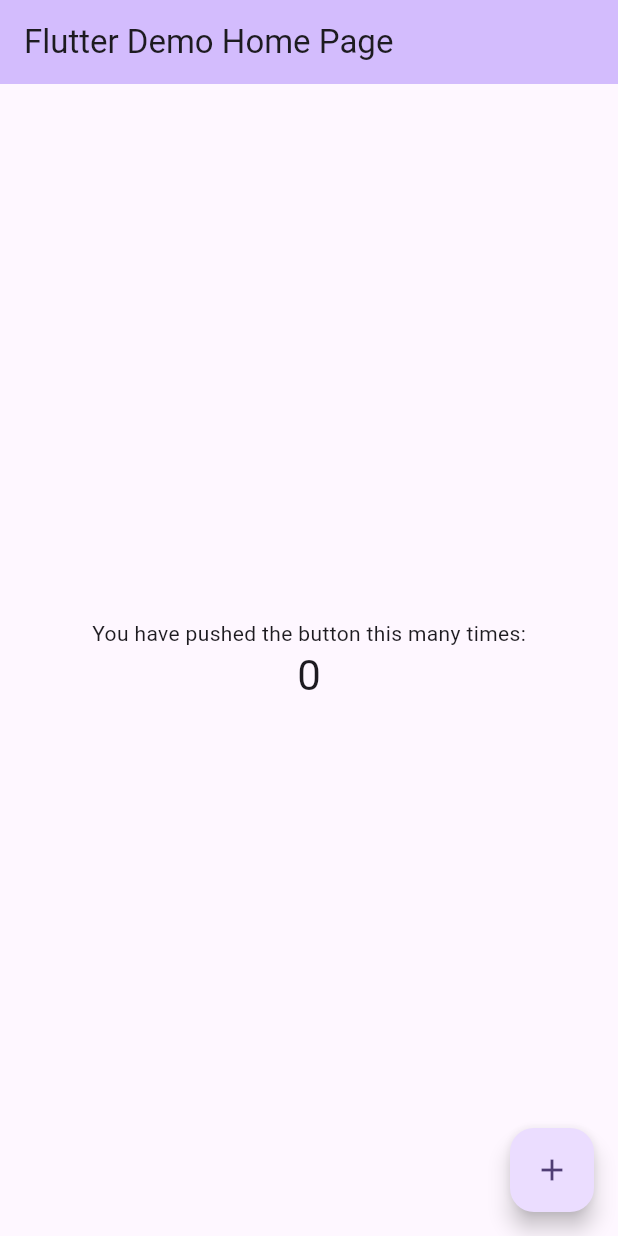
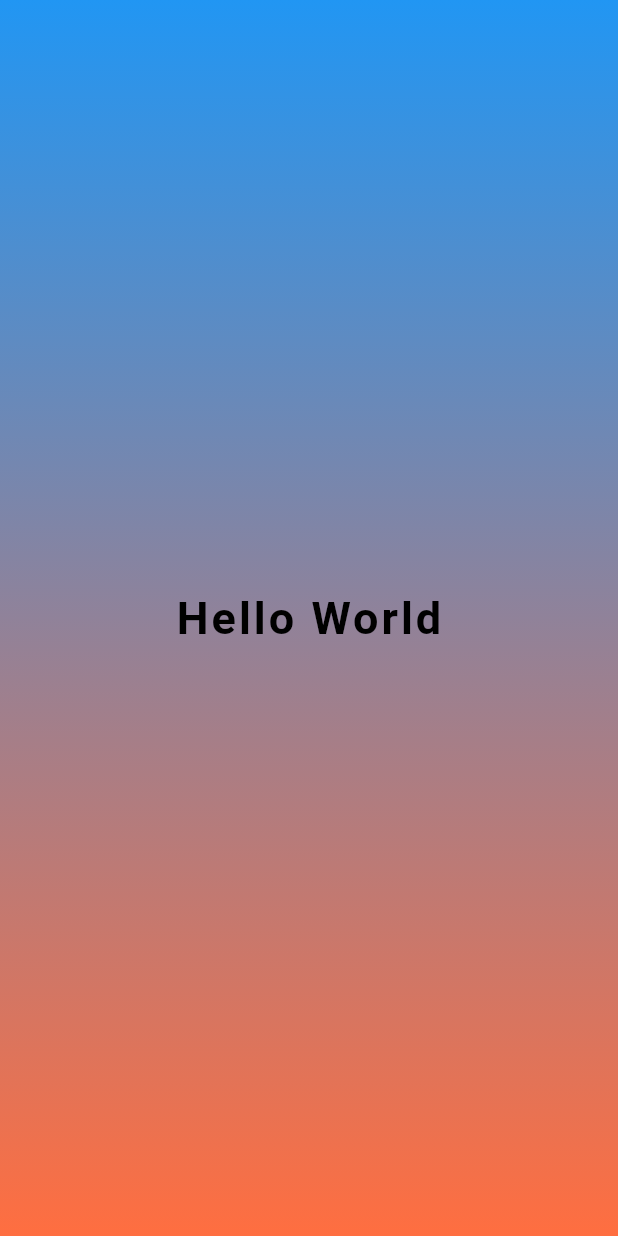
Before and after one commit to diegomejiaio/udemy-flutter-01, a Flutter app: the screen it shows after launch, on a phone screen of 412 x 824 dp. Run offline on Flutter 3.47's test engine with Material 2 defaults, Android fonts, the light colour scheme and no system bars; Roboto replaces fonts that are missing (Pacifico).

Commit message:
new classes

```diff
--- /dev/null
+++ b/udemy_flutter_01/lib/gradient_container.dart
@@ -0,0 +1,28 @@
+import 'package:flutter/material.dart';
+import 'package:udemy_flutter_01/style_text.dart';
+
+var startAlignment = Alignment.topCenter;
+var endAlignment = Alignment.bottomCenter;
+
+class GradientContainer extends StatelessWidget {
+  const GradientContainer({super.key});
+
+  @override
+  Widget build(context) {
+    return Container(
+      decoration: BoxDecoration(
+        gradient: LinearGradient(
+          colors: const [
+            Colors.blue,
+            Colors.deepOrangeAccent,
+          ],
+          begin: startAlignment,
+          end: endAlignment,
+        ),
+      ),
+      child: const Center(
+        child: StyleText(),
+      ),
+    );
+  }
+}
--- a/udemy_flutter_01/lib/main.dart
+++ b/udemy_flutter_01/lib/main.dart
@@ -1,125 +1,12 @@
 import 'package:flutter/material.dart';
+import 'package:udemy_flutter_01/gradient_container.dart';
 
 void main() {
-  runApp(const MyApp());
+  runApp(
+    const MaterialApp(
+      home: Scaffold(
+        body: GradientContainer(),
+      ),
+    ),
+  );
 }
-
-class MyApp extends StatelessWidget {
-  const MyApp({super.key});
-
-  // This widget is the root of your application.
-  @override
-  Widget build(BuildContext context) {
-    return MaterialApp(
-      title: 'Flutter Demo',
-      theme: ThemeData(
-        // This is the theme of your application.
-        //
-        // TRY THIS: Try running your application with "flutter run". You'll see
-        // the application has a blue toolbar. Then, without quitting the app,
-        // try changing the seedColor in the colorScheme below to Colors.green
-        // and then invoke "hot reload" (save your changes or press the "hot
-        // reload" button in a Flutter-supported IDE, or press "r" if you used
-        // the command line to start the app).
-        //
-        // Notice that the counter didn't reset back to zero; the application
-        // state is not lost during the reload. To reset the state, use hot
-        // restart instead.
-        //
-        // This works for code too, not just values: Most code changes can be
-        // tested with just a hot reload.
-        colorScheme: ColorScheme.fromSeed(seedColor: Colors.deepPurple),
-        useMaterial3: true,
-      ),
-      home: const MyHomePage(title: 'Flutter Demo Home Page'),
-    );
-  }
-}
-
-class MyHomePage extends StatefulWidget {
-  const MyHomePage({super.key, required this.title});
-
-  // This widget is the home page of your application. It is stateful, meaning
-  // that it has a State object (defined below) that contains fields that affect
-  // how it looks.
-
-  // This class is the configuration for the state. It holds the values (in this
-  // case the title) provided by the parent (in this case the App widget) and
-  // used by the build method of the State. Fields in a Widget subclass are
-  // always marked "final".
-
-  final String title;
-
-  @override
-  State<MyHomePage> createState() => _MyHomePageState();
-}
-
-class _MyHomePageState extends State<MyHomePage> {
-  int _counter = 0;
-
-  void _incrementCounter() {
-    setState(() {
-      // This call to setState tells the Flutter framework that something has
-      // changed in this State, which causes it to rerun the build method below
-      // so that the display can reflect the updated values. If we changed
-      // _counter without calling setState(), then the build method would not be
-      // called again, and so nothing would appear to happen.
-      _counter++;
-    });
-  }
-
-  @override
-  Widget build(BuildContext context) {
-    // This method is rerun every time setState is called, for instance as done
-    // by the _incrementCounter method above.
-    //
-    // The Flutter framework has been optimized to make rerunning build methods
-    // fast, so that you can just rebuild anything that needs updating rather
-    // than having to individually change instances of widgets.
-    return Scaffold(
-      appBar: AppBar(
-        // TRY THIS: Try changing the color here to a specific color (to
-        // Colors.amber, perhaps?) and trigger a hot reload to see the AppBar
-        // change color while the other colors stay the same.
-        backgroundColor: Theme.of(context).colorScheme.inversePrimary,
-        // Here we take the value from the MyHomePage object that was created by
-        // the App.build method, and use it to set our appbar title.
-        title: Text(widget.title),
-      ),
-      body: Center(
-        // Center is a layout widget. It takes a single child and positions it
-        // in the middle of the parent.
-        child: Column(
-          // Column is also a layout widget. It takes a list of children and
-          // arranges them vertically. By default, it sizes itself to fit its
-          // children horizontally, and tries to be as tall as its parent.
-          //
-          // Column has various properties to control how it sizes itself and
-          // how it positions its children. Here we use mainAxisAlignment to
-          // center the children vertically; the main axis here is the vertical
-          // axis because Columns are vertical (the cross axis would be
-          // horizontal).
-          //
-          // TRY THIS: Invoke "debug painting" (choose the "Toggle Debug Paint"
-          // action in the IDE, or press "p" in the console), to see the
-          // wireframe for each widget.
-          mainAxisAlignment: MainAxisAlignment.center,
-          children: <Widget>[
-            const Text(
-              'You have pushed the button this many times:',
-            ),
-            Text(
-              '$_counter',
-              style: Theme.of(context).textTheme.headlineMedium,
-            ),
-          ],
-        ),
-      ),
-      floatingActionButton: FloatingActionButton(
-        onPressed: _incrementCounter,
-        tooltip: 'Increment',
-        child: const Icon(Icons.add),
-      ), // This trailing comma makes auto-formatting nicer for build methods.
-    );
-  }
-}
--- /dev/null
+++ b/udemy_flutter_01/lib/style_text.dart
@@ -0,0 +1,19 @@
+import 'package:flutter/material.dart';
+
+class StyleText extends StatelessWidget {
+  const StyleText({super.key});
+
+  @override
+  Widget build(context) {
+    return const Text(
+      'Hello World',
+      style: TextStyle(
+        fontSize: 30,
+        color: Colors.black,
+        fontWeight: FontWeight.bold,
+        letterSpacing: 2.0,
+        fontFamily: 'Pacifico',
+      ),
+    );
+  }
+}
```
